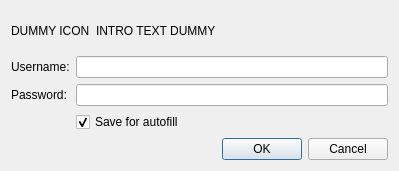
emer/cemer, file src/temt/taiqtso/passworddialog.ui: the form before one commit.
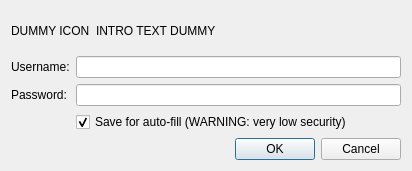
The form after the commit.

```diff
--- a/src/temt/taiqtso/passworddialog.ui
+++ b/src/temt/taiqtso/passworddialog.ui
@@ -6,7 +6,7 @@
    <rect>
     <x>0</x>
     <y>0</y>
-    <width>399</width>
+    <width>412</width>
     <height>171</height>
    </rect>
   </property>
@@ -75,7 +75,7 @@
    <item row="3" column="1">
     <widget class="QCheckBox" name="saveFlag">
      <property name="text">
-      <string>Save for autofill</string>
+      <string>Save for auto-fill (WARNING: very low security)</string>
      </property>
      <property name="checked">
       <bool>true</bool>
```
